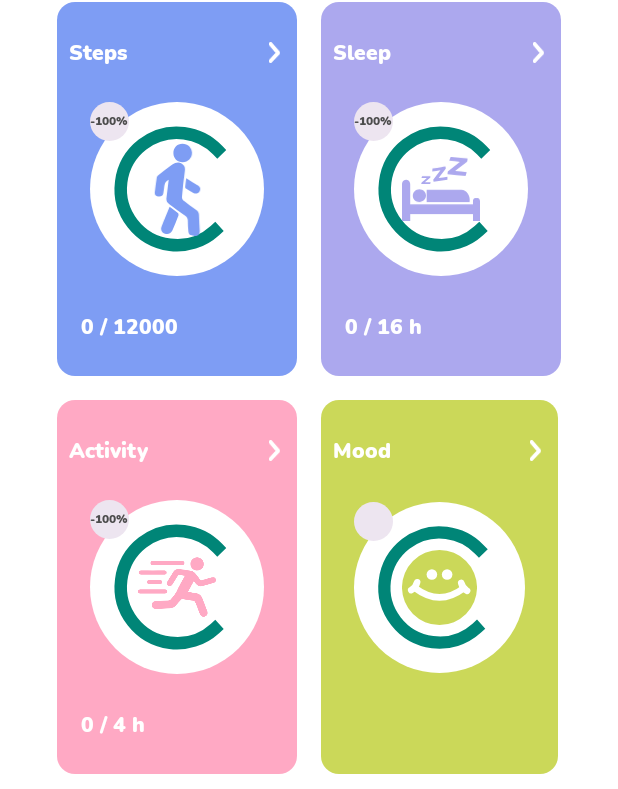
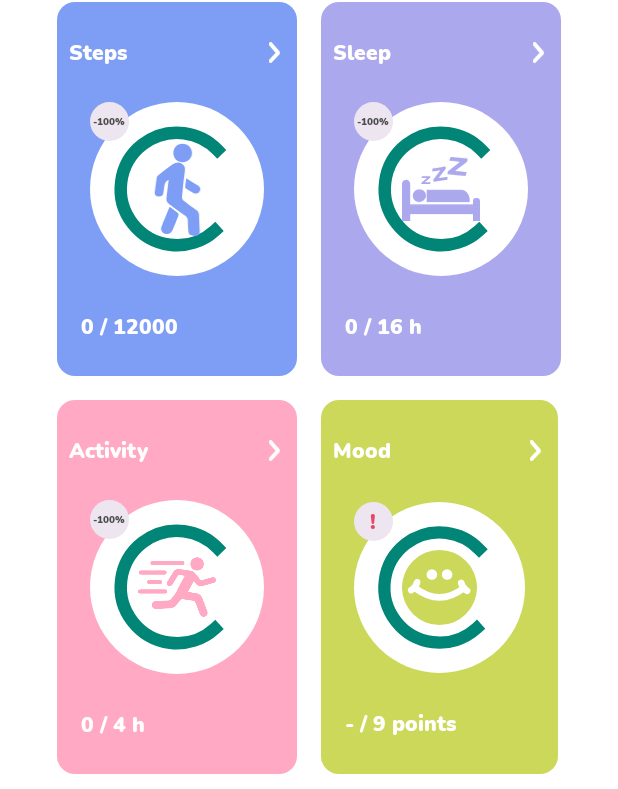
Before and after one commit to feelsoftware/FeelFine, an Android app: the fragment CurrentScoreFragment shown on its own in the app's theme, on a phone screen of 412 x 824 dp. Shown: the part 444-1233 px from the top of the screen. Run offline under Robolectric (Android 15) with nearby library versions, the phone set to English and light mode, and no system bars; our stand-ins replace Room's generated code, RxJava, Timber; plain views replace CircularProgressBar; 6 statements that could not run were skipped.

Commit message:
- Update formula to calculate score - Display mood on current score screen

```diff
--- /dev/null
+++ b/app/src/main/java/com/feelsoftware/feelfine/data/model/Optional.kt
@@ -0,0 +1,21 @@
+package com.feelsoftware.feelfine.data.model
+
+class Optional<T> private constructor(
+    private var _value: T?
+) {
+
+    companion object {
+
+        fun <T> empty() = Optional<T>(null)
+
+        fun <T> of(value: T) = Optional(value)
+
+        fun <T> ofNullable(value: T?) = Optional(value)
+    }
+
+    val value: T
+        get() = _value ?: throw NoSuchElementException("No value present")
+
+    val isPresent: Boolean
+        get() = _value != null
+}
--- a/app/src/main/java/com/feelsoftware/feelfine/data/model/ScoreInfo.kt
+++ b/app/src/main/java/com/feelsoftware/feelfine/data/model/ScoreInfo.kt
@@ -1,7 +1,10 @@
 package com.feelsoftware.feelfine.data.model
 
+import androidx.annotation.FloatRange
+
 data class ScoreInfo(
-    val current: Int,
+    val current: Int?,
     val target: Int,
+    @FloatRange(from = 0.0, to = 100.0)
     val score: Float
 )
--- a/app/src/main/java/com/feelsoftware/feelfine/data/usecase/MoodUseCases.kt
+++ b/app/src/main/java/com/feelsoftware/feelfine/data/usecase/MoodUseCases.kt
@@ -1,10 +1,11 @@
 package com.feelsoftware.feelfine.data.usecase
 
 import com.feelsoftware.feelfine.data.model.Mood
+import com.feelsoftware.feelfine.data.model.Optional
 import com.feelsoftware.feelfine.data.repository.MoodRepository
 import io.reactivex.rxjava3.core.Completable
-import io.reactivex.rxjava3.core.Maybe
 import io.reactivex.rxjava3.core.Observable
+import io.reactivex.rxjava3.core.Single
 import java.util.*
 import kotlin.math.roundToInt
 
@@ -20,16 +21,12 @@ class GetMoodByDateUseCase(
     private val repository: MoodRepository
 ) {
 
-    operator fun invoke(date: Date): Maybe<Mood> =
+    operator fun invoke(date: Date): Single<Optional<Mood>> =
         repository.getMoodByDay(date)
-            .firstElement()
-            .flatMap { list ->
+            .firstOrError()
+            .map { list ->
                 val mood = list.firstOrNull()
-                if (mood == null) {
-                    Maybe.empty()
-                } else {
-                    Maybe.just(mood)
-                }
+                Optional.ofNullable(mood)
             }
 }
 
@@ -37,7 +34,7 @@ class GetCurrentMoodUseCase(
     private val getMoodByDateUseCase: GetMoodByDateUseCase
 ) {
 
-    operator fun invoke(): Maybe<Mood> {
+    operator fun invoke(): Single<Optional<Mood>> {
         val date = Calendar.getInstance().apply {
             set(Calendar.DAY_OF_YEAR, -1)
         }.time
@@ -50,7 +47,7 @@ class GetPercentMoodUseCase(
     private val getMoodByDateUseCase: GetMoodByDateUseCase
 ) {
 
-    operator fun invoke(): Observable<Int> {
+    operator fun invoke(): Observable<Optional<Int>> {
         val currentDate = Calendar.getInstance().apply {
             set(Calendar.DAY_OF_YEAR, -1)
         }.time
@@ -61,8 +58,14 @@ class GetPercentMoodUseCase(
         val currentData = getMoodByDateUseCase(currentDate)
         val yesterdayData = getMoodByDateUseCase(yesterdayDate)
 
-        return Maybe.zip(currentData, yesterdayData, { current, yesterday ->
-            (current.intensity * 100f / yesterday.intensity.coerceAtLeast(1)).roundToInt() - 100
+        return Single.zip(currentData, yesterdayData, { current, yesterday ->
+            if (current.isPresent.not() || yesterday.isPresent.not()) {
+                return@zip Optional.empty<Int>()
+            }
+
+            Optional.of(
+                (current.value.intensity * 100f / yesterday.value.intensity.coerceAtLeast(1)).roundToInt() - 100
+            )
         }).toObservable()
     }
 }
--- a/app/src/main/java/com/feelsoftware/feelfine/di/presentation.kt
+++ b/app/src/main/java/com/feelsoftware/feelfine/di/presentation.kt
@@ -2,6 +2,8 @@
 
 package com.feelsoftware.feelfine.di
 
+import com.feelsoftware.feelfine.data.usecase.GetCurrentMoodUseCase
+import com.feelsoftware.feelfine.data.usecase.GetPercentMoodUseCase
 import com.feelsoftware.feelfine.data.usecase.SetMoodUseCase
 import com.feelsoftware.feelfine.fit.FitPermissionManager
 import com.feelsoftware.feelfine.fit.usecase.GetFitDataUseCase
@@ -47,6 +49,8 @@ val presentationModule = module {
     viewModel {
         CurrentScoreViewModel(
             get<GetFitDataUseCase>(),
+            get<GetCurrentMoodUseCase>(),
+            get<GetPercentMoodUseCase>(),
             get<ScoreTargetProvider>(),
             get<ScoreCalculator>()
         )
--- a/app/src/main/java/com/feelsoftware/feelfine/score/ScoreCalculator.kt
+++ b/app/src/main/java/com/feelsoftware/feelfine/score/ScoreCalculator.kt
@@ -6,13 +6,15 @@ import androidx.lifecycle.LiveData
 import androidx.lifecycle.map
 import androidx.lifecycle.switchMap
 import com.feelsoftware.feelfine.data.model.ScoreInfo
+import kotlin.math.roundToInt
 
 interface ScoreCalculator {
 
     fun calculate(
         steps: LiveData<ScoreInfo>,
         sleep: LiveData<ScoreInfo>,
-        activity: LiveData<ScoreInfo>
+        activity: LiveData<ScoreInfo>,
+        mood: LiveData<ScoreInfo>
     ): LiveData<Float>
 }
 
@@ -21,7 +23,8 @@ class ScoreCalculatorImpl : ScoreCalculator {
     override fun calculate(
         steps: LiveData<ScoreInfo>,
         sleep: LiveData<ScoreInfo>,
-        activity: LiveData<ScoreInfo>
+        activity: LiveData<ScoreInfo>,
+        mood: LiveData<ScoreInfo>
     ): LiveData<Float> =
         steps.switchMap { steps ->
             sleep.map { sleep ->
@@ -29,9 +32,35 @@ class ScoreCalculatorImpl : ScoreCalculator {
             }.switchMap { (steps, sleep) ->
                 activity.map { activity ->
                     Triple(steps, sleep, activity)
+                }.switchMap { (steps, sleep, activity) ->
+                    mood.map { mood ->
+                        ValuesHolder(steps, sleep, activity, mood)
+                    }
                 }
             }
-        }.map { (steps, sleep, activity) ->
-            (steps.score + sleep.score + activity.score) / 3
+        }.map { (steps, sleep, activity, mood) ->
+            var sum = 0
+            var denominator = 0
+
+            fun ScoreInfo.calculate(multiplier: Int) {
+                current?.let {
+                    sum += score.roundToInt() * multiplier
+                    denominator += multiplier
+                }
+            }
+
+            steps.calculate(2)
+            sleep.calculate(2)
+            activity.calculate(2)
+            mood.calculate(1)
+
+            (sum / denominator.coerceAtLeast(1).toFloat()).coerceAtMost(100f)
         }
 }
+
+private data class ValuesHolder(
+    val steps: ScoreInfo,
+    val sleep: ScoreInfo,
+    val activity: ScoreInfo,
+    val mood: ScoreInfo
+)
--- a/app/src/main/java/com/feelsoftware/feelfine/score/ScoreTargetProvider.kt
+++ b/app/src/main/java/com/feelsoftware/feelfine/score/ScoreTargetProvider.kt
@@ -1,5 +1,6 @@
 package com.feelsoftware.feelfine.score
 
+import com.feelsoftware.feelfine.data.model.Mood
 import com.feelsoftware.feelfine.data.model.UserProfile
 import com.feelsoftware.feelfine.data.repository.UserRepository
 import com.feelsoftware.feelfine.fit.model.Duration
@@ -12,6 +13,8 @@ interface ScoreTargetProvider {
     fun getActivityDuration(): Single<Duration>
 
     fun getSleepDuration(): Single<Duration>
+
+    fun getMood(): Single<Mood>
 }
 
 class ScoreTargetProviderImpl(
@@ -26,6 +29,9 @@ class ScoreTargetProviderImpl(
 
     override fun getSleepDuration(): Single<Duration> =
         getUserInfo().map(::provideSleepDuration)
+
+    override fun getMood(): Single<Mood> =
+        Single.just(Mood.values().maxByOrNull { it.intensity } ?: Mood.values().last())
 
     private fun getUserInfo(): Single<UserInfo> =
         userRepository.getProfile()
--- a/app/src/main/java/com/feelsoftware/feelfine/score/_extensions.kt
+++ b/app/src/main/java/com/feelsoftware/feelfine/score/_extensions.kt
@@ -1,10 +1,10 @@
 package com.feelsoftware.feelfine.score
 
 import android.widget.TextView
-import androidx.lifecycle.LiveData
-import androidx.lifecycle.MutableLiveData
-import androidx.lifecycle.liveData
-import androidx.lifecycle.switchMap
+import androidx.core.content.ContextCompat
+import androidx.lifecycle.*
+import com.feelsoftware.feelfine.R
+import com.feelsoftware.feelfine.data.model.Optional
 import com.feelsoftware.feelfine.data.model.ScoreInfo
 import com.feelsoftware.feelfine.extension.await
 import com.feelsoftware.feelfine.extension.subscribeBy
@@ -15,10 +15,10 @@ import io.reactivex.rxjava3.core.Observable
 import io.reactivex.rxjava3.core.Single
 import timber.log.Timber
 
-typealias PercentData = String
+data class PercentData(val percent: String?)
 
-inline val ScoreInfo.currentDuration: Duration
-    get() = Duration(current)
+inline val ScoreInfo.currentDuration: Duration?
+    get() = current?.let(::Duration)
 
 inline val ScoreInfo.targetDuration: Duration
     get() = Duration(target)
@@ -26,10 +26,22 @@ inline val ScoreInfo.targetDuration: Duration
 fun BaseViewModel.combinePercentData(
     target: MutableLiveData<PercentData>,
     source: Observable<Int>
+) = combinePercentData(target, source.map { Optional.of(it) })
+
+@JvmName("combinePercentDataOptional")
+fun BaseViewModel.combinePercentData(
+    target: MutableLiveData<PercentData>,
+    source: Observable<Optional<Int>>
 ) {
     source.observeOn(AndroidSchedulers.mainThread())
-        .subscribeBy(onNext = { percent ->
-            target.value = if (percent >= 0) "+$percent%" else "$percent%"
+        .subscribeBy(onNext = { optional ->
+            val percent = if (optional.isPresent) {
+                val percent = optional.value
+                if (percent >= 0) "+$percent%" else "$percent%"
+            } else {
+                null
+            }
+            target.value = PercentData(percent)
         }, onError = {
             Timber.e(it, "Failed to combine percent data")
         })
@@ -38,10 +50,21 @@ fun BaseViewModel.combinePercentData(
 
 fun combineScoreData(
     currentData: LiveData<Int>,
-    scoreData: Single<Int>
+    targetData: Single<Int>
+): LiveData<ScoreInfo> = combineScoreData(currentData.map { Optional.of(it) }, targetData)
+
+@JvmName("combineScoreDataOptional")
+fun combineScoreData(
+    currentData: LiveData<Optional<Int>>,
+    targetData: Single<Int>
 ): LiveData<ScoreInfo> = currentData.switchMap { current ->
     liveData {
-        val score = calculateScore(current, scoreData.await())
+        val target = targetData.await()
+        val score: ScoreInfo = if (current.isPresent) {
+            calculateScore(current.value, target)
+        } else {
+            ScoreInfo(null, target, 100f)
+        }
         emit(score)
     }
 }
@@ -57,5 +80,8 @@ private fun calculateScore(currentValue: Int, targetValue: Int): ScoreInfo {
 }
 
 fun TextView.applyPercentData(data: PercentData) {
-    text = data
+    text = data.percent ?: "!"
+
+    val textColor = if (data.percent != null) R.color.greyishBrown else R.color.darkishPink
+    setTextColor(ContextCompat.getColor(context, textColor))
 }
--- a/app/src/main/java/com/feelsoftware/feelfine/ui/score/ActivityScoreFragment.kt
+++ b/app/src/main/java/com/feelsoftware/feelfine/ui/score/ActivityScoreFragment.kt
@@ -39,7 +39,7 @@ class ActivityScoreFragment :
             scorePercentTV.applyPercentData(it)
         }
         viewModel.score.observe {
-            val current = it.currentDuration.toHoursMinutes()
+            val current = it.currentDuration?.toHoursMinutes() ?: "-"
             val target = it.targetDuration.toHoursMinutes()
             activityText.text = getString(R.string.activity_score_text, current, target)
             totalScore.progress = it.score
--- a/app/src/main/java/com/feelsoftware/feelfine/ui/score/CurrentScoreFragment.kt
+++ b/app/src/main/java/com/feelsoftware/feelfine/ui/score/CurrentScoreFragment.kt
@@ -1,11 +1,12 @@
-@file:SuppressLint("SetTextI18n")
-
 package com.feelsoftware.feelfine.ui.score
 
-import android.annotation.SuppressLint
 import androidx.lifecycle.MutableLiveData
 import androidx.lifecycle.map
 import com.feelsoftware.feelfine.R
+import com.feelsoftware.feelfine.data.model.Mood
+import com.feelsoftware.feelfine.data.model.Optional
+import com.feelsoftware.feelfine.data.usecase.GetCurrentMoodUseCase
+import com.feelsoftware.feelfine.data.usecase.GetPercentMoodUseCase
 import com.feelsoftware.feelfine.extension.onClick
 import com.feelsoftware.feelfine.fit.model.Duration
 import com.feelsoftware.feelfine.fit.model.toHours
@@ -32,19 +33,26 @@ class CurrentScoreFragment : BaseFragment<CurrentScoreViewModel>(R.layout.fragme
         viewModel.activityPercents.observe {
             activityPercentTV.applyPercentData(it)
         }
+        viewModel.moodPercents.observe {
+            moodPercentTV.applyPercentData(it)
+        }
 
         viewModel.totalScore.observe {
             totalScore.progress = it
             scoreTV.text = getString(R.string.current_score, it)
         }
         viewModel.stepsScore.observe {
-            stepsText.text = getString(R.string.current_score_steps, it.current, it.target)
+            stepsText.text = getString(
+                R.string.current_score_steps,
+                it.current?.toString() ?: "-",
+                it.target.toString()
+            )
             stepsScore.progress = it.score
         }
         viewModel.sleepScore.observe {
             sleepText.text = getString(
                 R.string.current_score_sleep,
-                it.currentDuration.hours.toString(),
+                it.currentDuration?.hours?.toString() ?: "-",
                 it.targetDuration.toHours()
             )
             sleepScore.progress = it.score
@@ -52,10 +60,18 @@ class CurrentScoreFragment : BaseFragment<CurrentScoreViewModel>(R.layout.fragme
         viewModel.activityScore.observe {
             activityText.text = getString(
                 R.string.current_score_activity,
-                it.currentDuration.hours.toString(),
+                it.currentDuration?.hours?.toString() ?: "-",
                 it.targetDuration.toHours()
             )
             activityScore.progress = it.score
+        }
+        viewModel.moodScore.observe {
+            moodText.text = getString(
+                R.string.current_score_mood,
+                it.current?.toString() ?: "-",
+                it.target.toString()
+            )
+            moodScore.progress = it.score
         }
 
         stepLayout.onClick { viewModel.navigate(R.id.stepScoreFragment) }
@@ -67,7 +83,9 @@ class CurrentScoreFragment : BaseFragment<CurrentScoreViewModel>(R.layout.fragme
 }
 
 class CurrentScoreViewModel(
-    useCase: GetFitDataUseCase,
+    fitDataUseCase: GetFitDataUseCase,
+    getCurrentMoodUseCase: GetCurrentMoodUseCase,
+    getPercentMoodUseCase: GetPercentMoodUseCase,
     scoreTargetProvider: ScoreTargetProvider,
     scoreCalculator: ScoreCalculator
 ) : BaseViewModel() {
@@ -75,10 +93,12 @@ class CurrentScoreViewModel(
     private val stepsCount = MutableLiveData<Int>()
     private val sleepDuration = MutableLiveData<Duration>()
     private val activityDuration = MutableLiveData<Duration>()
+    private val mood = MutableLiveData<Optional<Mood>>()
 
     val stepsPercents = MutableLiveData<PercentData>()
     val sleepPercents = MutableLiveData<PercentData>()
     val activityPercents = MutableLiveData<PercentData>()
+    val moodPercents = MutableLiveData<PercentData>()
 
     val stepsScore = combineScoreData(
         stepsCount,
@@ -92,15 +112,27 @@ class CurrentScoreViewModel(
         activityDuration.map { it.minutesTotal },
         scoreTargetProvider.getActivityDuration().map { it.minutesTotal }
     )
+    val moodScore = combineScoreData(
+        mood.map { optional ->
+            if (optional.isPresent) {
+                Optional.of(optional.value.intensity)
+            } else {
+                Optional.empty()
+            }
+        },
+        scoreTargetProvider.getMood().map { it.intensity }
+    )
 
-    val totalScore = scoreCalculator.calculate(stepsScore, sleepScore, activityScore)
+    val totalScore = scoreCalculator.calculate(stepsScore, sleepScore, activityScore, moodScore)
 
     init {
-        stepsCount.attachSource(useCase.getCurrentSteps()) { it.count }
-        sleepDuration.attachSource(useCase.getCurrentSleep()) { it.total }
-        activityDuration.attachSource(useCase.getCurrentActivity()) { it.total }
-        combinePercentData(stepsPercents, useCase.getPercentSteps())
-        combinePercentData(sleepPercents, useCase.getPercentSleep())
-        combinePercentData(activityPercents, useCase.getPercentActivity())
+        stepsCount.attachSource(fitDataUseCase.getCurrentSteps()) { it.count }
+        sleepDuration.attachSource(fitDataUseCase.getCurrentSleep()) { it.total }
+        activityDuration.attachSource(fitDataUseCase.getCurrentActivity()) { it.total }
+        mood.attachSource(getCurrentMoodUseCase().toObservable()) { it }
+        combinePercentData(stepsPercents, fitDataUseCase.getPercentSteps())
+        combinePercentData(sleepPercents, fitDataUseCase.getPercentSleep())
+        combinePercentData(activityPercents, fitDataUseCase.getPercentActivity())
+        combinePercentData(moodPercents, getPercentMoodUseCase())
     }
 }
--- a/app/src/main/java/com/feelsoftware/feelfine/ui/score/SleepScoreFragment.kt
+++ b/app/src/main/java/com/feelsoftware/feelfine/ui/score/SleepScoreFragment.kt
@@ -42,7 +42,7 @@ class SleepScoreFragment : BaseFragment<SleepScoreViewModel>(R.layout.fragment_s
             scorePercentTV.applyPercentData(it)
         }
         viewModel.score.observe {
-            val current = it.currentDuration.toHoursMinutes()
+            val current = it.currentDuration?.toHoursMinutes() ?: "-"
             val target = it.targetDuration.toHoursMinutes()
             sleepText.text = getString(R.string.sleep_score_text, current, target)
             totalScore.progress = it.score
--- a/app/src/main/java/com/feelsoftware/feelfine/ui/score/StepScoreFragment.kt
+++ b/app/src/main/java/com/feelsoftware/feelfine/ui/score/StepScoreFragment.kt
@@ -32,7 +32,7 @@ class StepScoreFragment : BaseFragment<StepScoreViewModel>(R.layout.fragment_ste
             scorePercentTV.applyPercentData(it)
         }
         viewModel.score.observe {
-            val current = it.current.toString()
+            val current = it.current?.toString() ?: "-"
             val target = it.target.toString()
             stepsText.text = getString(R.string.steps_score_text, current, target)
             totalScore.progress = it.score
--- a/app/src/main/res/layout/fragment_current_score.xml
+++ b/app/src/main/res/layout/fragment_current_score.xml
@@ -6,7 +6,8 @@
     android:layout_height="match_parent"
     android:layout_marginStart="38dp"
     android:layout_marginTop="20dp"
-    android:layout_marginEnd="38dp">
+    android:layout_marginEnd="38dp"
+    tools:ignore="SmallSp">
 
     <androidx.constraintlayout.widget.Guideline
         android:id="@+id/centerGL"
@@ -240,14 +241,7 @@
 
         <androidx.appcompat.widget.AppCompatTextView
             android:id="@+id/stepsPercentTV"
-            android:layout_width="26dp"
-            android:layout_height="26dp"
-            android:background="@drawable/full_circle_shape"
-            android:backgroundTint="@color/paleGrey"
-            android:fontFamily="@font/nunito_black"
-            android:gravity="center"
-            android:textColor="@color/greyishBrown"
-            android:textSize="8sp"
+            style="@style/CurrentScorePercentStyle"
             app:layout_constraintStart_toStartOf="@+id/stepsView"
             app:layout_constraintTop_toTopOf="@+id/stepsView"
             tools:text="+10%" />
@@ -361,17 +355,9 @@
 
         <androidx.appcompat.widget.AppCompatTextView
             android:id="@+id/sleepPercentTV"
-            android:layout_width="26dp"
-            android:layout_height="26dp"
-            android:background="@drawable/full_circle_shape"
-            android:backgroundTint="@color/paleGrey"
-            android:fontFamily="@font/nunito_black"
-            android:gravity="center"
-            android:textColor="@color/greyishBrown"
-            android:textSize="8sp"
+            style="@style/CurrentScorePercentStyle"
             app:layout_constraintStart_toStartOf="@+id/sleepView"
             app:layout_constraintTop_toTopOf="@+id/sleepView"
-            tools:ignore="SmallSp"
             tools:text="+15%" />
 
     </androidx.constraintlayout.widget.ConstraintLayout>
@@ -468,17 +454,9 @@
 
         <androidx.appcompat.widget.AppCompatTextView
             android:id="@+id/activityPercentTV"
-            android:layout_width="26dp"
-            android:layout_height="26dp"
-            android:background="@drawable/full_circle_shape"
-            android:backgroundTint="@color/paleGrey"
-            android:fontFamily="@font/nunito_black"
-            android:gravity="center"
-            android:textColor="@color/greyishBrown"
-            android:textSize="8sp"
+            style="@style/CurrentScorePercentStyle"
             app:layout_constraintStart_toStartOf="@+id/activityView"
             app:layout_constraintTop_toTopOf="@+id/activityView"
-            tools:ignore="SmallSp"
             tools:text="30%" />
 
         <androidx.appcompat.widget.AppCompatTextView
@@ -587,17 +565,9 @@
 
         <androidx.appcompat.widget.AppCompatTextView
             android:id="@+id/moodPercentTV"
-            android:layout_width="26dp"
-            android:layout_height="26dp"
-            android:background="@drawable/full_circle_shape"
-            android:backgroundTint="@color/paleGrey"
-            android:fontFamily="@font/nunito_black"
-            android:gravity="center"
-            android:textColor="@color/greyishBrown"
-            android:textSize="8sp"
+            style="@style/CurrentScorePercentStyle"
             app:layout_constraintStart_toStartOf="@+id/moodView"
             app:layout_constraintTop_toTopOf="@+id/moodView"
-            tools:ignore="SmallSp"
             tools:text="30%" />
 
         <androidx.appcompat.widget.AppCompatTextView
--- a/app/src/main/res/values/strings.xml
+++ b/app/src/main/res/values/strings.xml
@@ -19,9 +19,10 @@
     <string name="steps_calories">Burned %s cal</string>
     <string name="steps_distance">Distance %s km</string>
     <string name="current_score">%.0f</string>
-    <string name="current_score_steps">%1$d / %2$d</string>
+    <string name="current_score_steps">%1$s / %2$s</string>
     <string name="current_score_sleep">%1$s / %2$s</string>
     <string name="current_score_activity">%1$s / %2$s</string>
+    <string name="current_score_mood">%1$s / %2$s points</string>
     <string name="about_score">About score</string>
     <string name="about_score_text">
         Score consists of four values: Activity, Mood, Steps and quality of Sleep.
--- a/app/src/main/res/values/themes.xml
+++ b/app/src/main/res/values/themes.xml
@@ -20,4 +20,20 @@
         <item name="android:windowTranslucentStatus">false</item>
         <item name="android:windowTranslucentNavigation">false</item>
     </style>
+
+    <style name="CurrentScorePercentStyle">
+        <item name="android:layout_width">26dp</item>
+        <item name="android:layout_height">26dp</item>
+        <item name="android:padding">1dp</item>
+        <item name="android:gravity">center</item>
+        <item name="android:textSize">8sp</item>
+        <item name="android:textColor">@color/greyishBrown</item>
+        <item name="android:fontFamily">@font/nunito_black</item>
+        <item name="android:background">@drawable/full_circle_shape</item>
+        <item name="android:backgroundTint">@color/paleGrey</item>
+        <item name="autoSizeMaxTextSize">14sp</item>
+        <item name="autoSizeMinTextSize">6sp</item>
+        <item name="autoSizeTextType">uniform</item>
+        <item name="android:lines">1</item>
+    </style>
 </resources>
```
